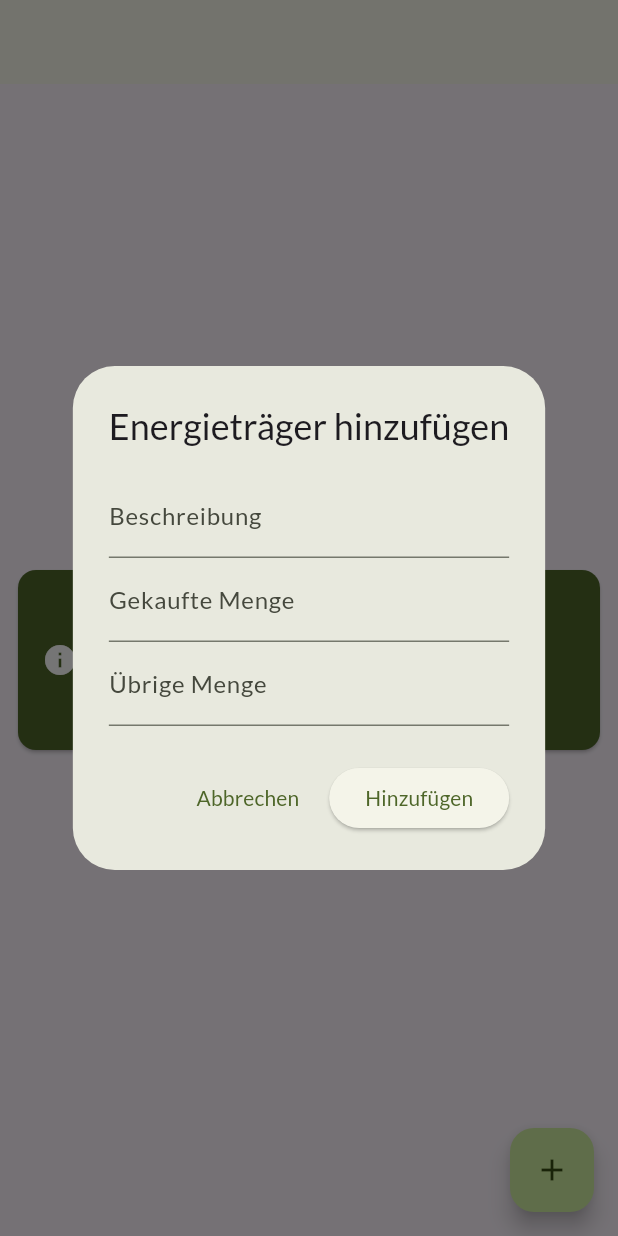
After one commit to Verein-Kleinwohnformen/energiemonitor-app, a Flutter app: the EnergyList screen opened directly, after a tap on the "add" icon, on a phone screen of 412 x 824 dp. The commit adds this screen. Run offline on Flutter 3.47's test engine with Material 3 defaults, Android fonts, the phone set to English and light mode, and no system bars; our stand-ins replace cloud_firestore, firebase_auth, firebase_core, google_fonts; accounts and stored records are empty; statements that could not run were skipped.

Commit message:
Adding and displaying energy

```diff
--- /dev/null
+++ b/lib/energy.dart
@@ -0,0 +1,115 @@
+import 'package:intl/intl.dart';
+import 'package:cloud_firestore/cloud_firestore.dart';
+
+enum EnergyType { woodSter, woodKg, propane, pellets, oil, diesel, gasoline }
+
+EnergyType energyTypeFromString(String type) {
+  switch (type.toLowerCase()) {
+    case 'woodSter':
+      return EnergyType.woodSter;
+    case 'woodKg':
+      return EnergyType.woodKg;
+    case 'propane':
+      return EnergyType.propane;
+    case 'pellets':
+      return EnergyType.pellets;
+    case 'oil':
+      return EnergyType.oil;
+    case 'diesel':
+      return EnergyType.diesel;
+    case 'gasoline':
+      return EnergyType.gasoline;
+    default:
+      throw Exception("Unknown energy type");
+  }
+}
+
+class EnergyCollection {
+  List<Energy> energyCol = [];
+
+  EnergyCollection.fromSnapshot(snapshot) {
+    energyCol = snapshot.data!.docs
+        .map((doc) => Energy.fromFirebase(doc.data() as Map<String, dynamic>))
+        .toList()
+        .cast<Energy>();
+    ;
+  }
+  // Empty constructor for initialization
+  EnergyCollection.empty();
+
+  int get length => energyCol.length;
+
+  addNew(
+      {required EnergyType type,
+      required String description,
+      required double purchaseQuantity,
+      required double leftoverQuantity}) {
+    Energy newEntry = Energy(
+        typeCounter: 0,
+        description: description,
+        purchaseDate: DateTime.now(),
+        usageDate: DateTime.now(),
+        type: type,
+        purchaseQuantity: purchaseQuantity,
+        leftoverQuantity: leftoverQuantity);
+
+    // Store on firebase
+    newEntry.addToFirebase();
+
+    // Add to list
+    energyCol.add(newEntry);
+  }
+}
+
+class Energy {
+  int typeCounter;
+  String description;
+  DateTime purchaseDate;
+  DateTime usageDate;
+  EnergyType type;
+  double purchaseQuantity;
+  double leftoverQuantity;
+
+  // Default constructor with optional parameters and initialization
+  Energy({
+    required this.typeCounter,
+    required this.description,
+    required this.purchaseDate,
+    required this.usageDate,
+    required this.type,
+    required this.purchaseQuantity,
+    required this.leftoverQuantity,
+  });
+
+// Factory constructor to create an Energy instance from Firebase data
+  factory Energy.fromFirebase(Map<String, dynamic> data) {
+    return Energy(
+      typeCounter: data['type_counter'] ?? 0,
+      description: data['description'] ?? '',
+      purchaseDate: (data['purchase_date'] as Timestamp).toDate(),
+      usageDate: (data['usage_date'] as Timestamp).toDate(),
+      type: energyTypeFromString(data['type']),
+      purchaseQuantity: (data['purchase_quantity'] ?? 0).toDouble(),
+      leftoverQuantity: (data['leftover_quantity'] ?? 0).toDouble(),
+    );
+  }
+
+  addToFirebase() async {
+    await FirebaseFirestore.instance.collection('manual_input').add({
+      'type_counter': typeCounter,
+      'description': description,
+      'purchase_date': purchaseDate,
+      'usage_date': usageDate,
+      'type': type.name,
+      'purchase_quantity': purchaseQuantity,
+      'leftover_quantity': leftoverQuantity
+    });
+  }
+
+  // toString method for a readable format
+  @override
+  String toString() {
+    final dateFormatter = DateFormat('yyyy-MM-dd');
+    return 'Energy(counter: $typeCounter, description: "$description", purchaseDate: ${dateFormatter.format(purchaseDate)}, usageDate: ${dateFormatter.format(usageDate)}, type: $type, purchaseQuantity: $purchaseQuantity, leftoverQuantity: $leftoverQuantity)';
+  }
+}
--- /dev/null
+++ b/lib/energy_list.dart
@@ -0,0 +1,187 @@
+import 'package:flutter/material.dart';
+import 'package:cloud_firestore/cloud_firestore.dart';
+import 'package:kwf_energiemonitor/energy.dart';
+
+class EnergyList extends StatefulWidget {
+  const EnergyList({super.key});
+
+  @override
+  State<EnergyList> createState() => _EnergyListState();
+}
+
+class _EnergyListState extends State<EnergyList> {
+  EnergyCollection energyEntries = EnergyCollection.empty();
+  final FirebaseFirestore _firestore = FirebaseFirestore.instance;
+
+  _infoBox(BuildContext context) {
+    return Padding(
+      padding: const EdgeInsets.all(8.0),
+      child: Card(
+        color: Theme.of(context).colorScheme.primary,
+        child: const ListTile(
+          leading: Icon(Icons.info, color: Colors.white),
+          title: Text(
+            'Energieträger manuell hinzufügen',
+            style: TextStyle(color: Colors.white),
+          ),
+          subtitle: Text(
+            'Füge weitere Energieträger wie Holz, Gas, etc. hinzu, damit sie auf der Liste '
+            'erscheinen. Am besten immer gleich, wenn du sie eingekauft oder '
+            'dem System hinzugefügt hast.',
+            style: TextStyle(color: Colors.white70),
+          ),
+        ),
+      ),
+    );
+  }
+
+  void _showAddItemDialog(BuildContext context) {
+    final form = GlobalKey<FormState>();
+    String description = '';
+    DateTime purchaseDate;
+    DateTime usageDate;
+    EnergyType type;
+    double purchaseQuantity = 0;
+    double leftoverQuantity = 0;
+
+    bool isSending = false;
+
+    Widget _doubleField(double ref, String labelText) {
+      return TextFormField(
+        decoration: InputDecoration(labelText: labelText),
+        keyboardType: const TextInputType.numberWithOptions(decimal: true),
+        autocorrect: false,
+        validator: (value) {
+          if (value == null || value.trim().isEmpty) {
+            return 'Bitte eine Zahl eingeben';
+          }
+          // Attempt to parse the input as a double
+          final doubleValue = double.tryParse(value);
+          if (doubleValue == null) {
+            return 'Bitte eine gültige Zahl eingeben';
+          }
+          return null;
+        },
+        onSaved: (value) {
+          // Save the parsed double value if it is valid
+          ref = double.parse(value!);
+        },
+      );
+    }
+
+    Widget _descriptionField() {
+      return TextFormField(
+          decoration: const InputDecoration(labelText: 'Beschreibung'),
+          keyboardType: TextInputType.name,
+          autocorrect: false,
+          textCapitalization: TextCapitalization.sentences,
+          validator: (value) {
+            if (value == null || value.trim().isEmpty) {
+              return 'Bitte eine Beschreibung eingeben';
+            }
+            return null;
+          },
+          onSaved: (value) {
+            description = value!;
+          });
+    }
+
+    showDialog(
+      context: context,
+      builder: (context) {
+        return AlertDialog(
+          title: const Text('Energieträger hinzufügen'),
+          content: Column(
+            mainAxisSize: MainAxisSize.min,
+            children: [
+              Form(
+                  key: form,
+                  child: Column(children: [
+                    _descriptionField(),
+                    _doubleField(purchaseQuantity, "Gekaufte Menge"),
+                    _doubleField(leftoverQuantity, "Übrige Menge"),
+                  ]))
+            ],
+          ),
+          actions: [
+            TextButton(
+              onPressed: () => Navigator.of(context).pop(),
+              child: Text('Abbrechen'),
+            ),
+            ElevatedButton(
+              onPressed: () {
+                // Validate the form and save data
+                print(form.currentState);
+                if (form.currentState!.validate()) {
+                  form.currentState!.save(); // Save the form data
+                  // Add the new item to Firestore
+
+                  energyEntries.addNew(
+                      type: EnergyType.propane,
+                      description: description,
+                      purchaseQuantity: purchaseQuantity,
+                      leftoverQuantity: leftoverQuantity);
+
+                  Navigator.of(context).pop(); // Close the dialog
+                  ScaffoldMessenger.of(context).showSnackBar(
+                    const SnackBar(content: Text("Eintrag hinzugefügt!")),
+                  );
+                } else {
+                  print("Form not validated");
+                }
+              },
+              child: const Text('Hinzufügen'),
+            ),
+          ],
+        );
+      },
+    );
+  }
+
+  @override
+  Widget build(BuildContext context) {
+    return Scaffold(
+      appBar: AppBar(),
+      floatingActionButton: FloatingActionButton(
+          onPressed: () => _showAddItemDialog(context),
+          tooltip: "Energieträger hinzufügen",
+          child: const Icon(Icons.add)),
+      body: StreamBuilder<QuerySnapshot>(
+        stream: _firestore.collection('manual_input').snapshots(),
+        builder: (context, snapshot) {
+          if (snapshot.connectionState == ConnectionState.waiting) {
+            return const Center(child: CircularProgressIndicator());
+          }
+
+          if (!snapshot.hasData || snapshot.data!.docs.isEmpty) {
+            return Center(child: _infoBox(context));
+          }
+
+          energyEntries = EnergyCollection.fromSnapshot(snapshot);
+
+          return ListView.builder(
+            itemCount: energyEntries.length + 1, // +1 for the static info card
+            itemBuilder: (context, index) {
+              if (index == 0) {
+                // First item: Info card
+                return _infoBox(context);
+              } else {
+                // Other items: Loaded dynamically from Firebase
+                final energy = energyEntries.energyCol[index - 1];
+                return Padding(
+                  padding: const EdgeInsets.all(8.0),
+                  child: Card(
+                    child: ListTile(
+                      title: Text(energy.description ?? 'Keine Beschreibung'),
+                      subtitle: Text(energy.type.name ?? 'Kein Typ'),
+                    ),
+                  ),
+                );
+              }
+            },
+          );
+        },
+      ),
+    );
+  }
+}
--- a/lib/menu_items.dart
+++ b/lib/menu_items.dart
@@ -1,4 +1,5 @@
 import 'package:flutter/material.dart';
+import 'package:kwf_energiemonitor/energy_list.dart';
 
 // Defining the pages of the main screen
 List<MainScreenPage> mainScreenPages = [
@@ -12,8 +13,7 @@ List<MainScreenPage> mainScreenPages = [
       title: 'Eintragen',
       label: 'Eintragen',
       menuIcon: Icons.add_circle,
-      widget: const Center(
-          child: Text('Hier zusätzliche Energiequellen manuell eintragen'))),
+      widget: EnergyList()),
   MainScreenPage(
       title: 'Download',
       label: 'Download',
--- a/pubspec.yaml
+++ b/pubspec.yaml
@@ -38,6 +38,8 @@ dependencies:
   firebase_core: ^3.6.0
   google_fonts: ^6.2.1
   firebase_auth: ^5.3.1
+  cloud_firestore: ^5.5.0
+  intl: ^0.19.0
 
 dev_dependencies:
   flutter_test:
```
Also changed, not shown: pubspec.lock, 3 other files.
